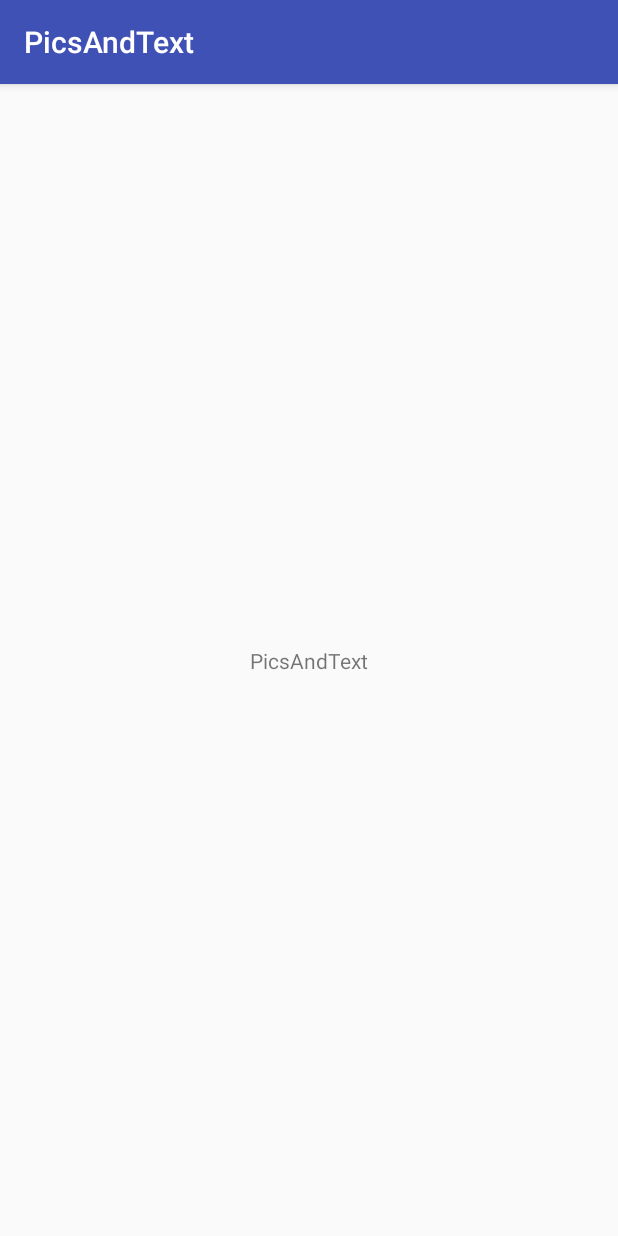
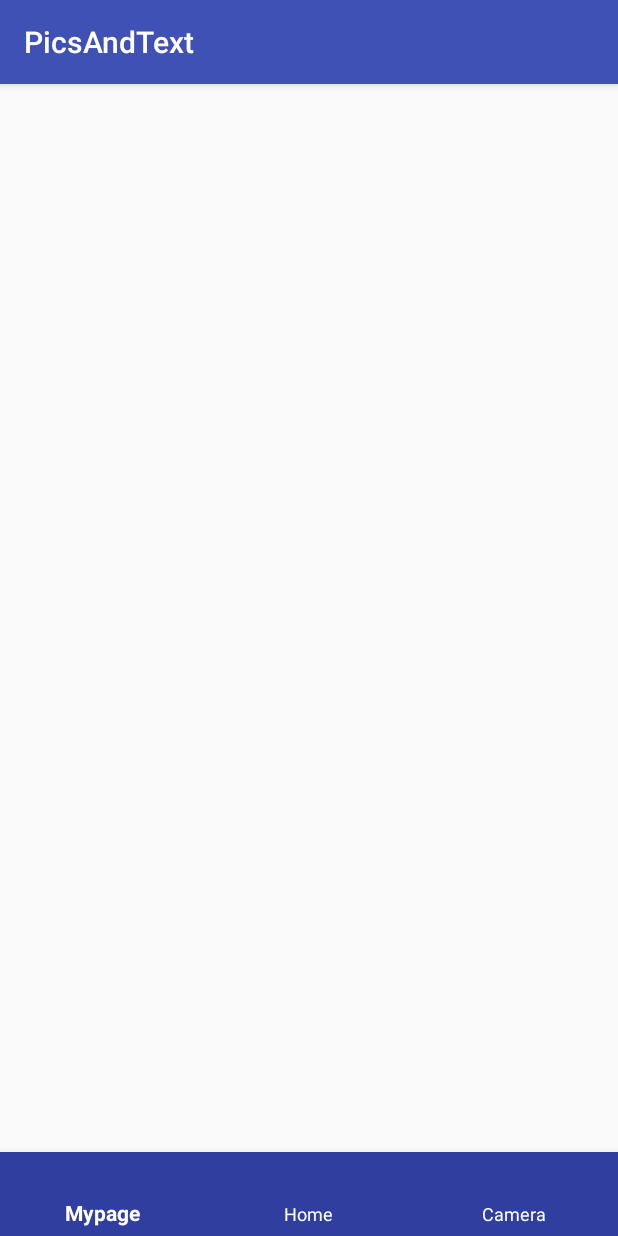
Before and after one commit to devFallingstar/Gachon-Hackthon-2018, an Android app: the HomeActivity screen opened directly, with no data from a screen before it, on a phone screen of 412 x 824 dp. Run offline under Robolectric (Android 15) with nearby library versions, the phone set to English and light mode, and no system bars.

Commit message:
main_ui
home activity fragments and mypage

```diff
--- a/Gachonhackerthon2018/app/src/main/java/com/devfallingstar/gachonhackerthon2018/ui/home/main/HomeActivity.java
+++ b/Gachonhackerthon2018/app/src/main/java/com/devfallingstar/gachonhackerthon2018/ui/home/main/HomeActivity.java
@@ -1,21 +1,66 @@
 package com.devfallingstar.gachonhackerthon2018.ui.home.main;
 
+import android.graphics.Camera;
+import android.net.Uri;
 import android.os.Bundle;
+import android.support.annotation.NonNull;
+import android.support.design.widget.BottomNavigationView;
+import android.support.v4.app.Fragment;
+import android.support.v4.app.FragmentTransaction;
+import android.view.MenuItem;
 
 import com.devfallingstar.gachonhackerthon2018.R;
 import com.devfallingstar.gachonhackerthon2018.basic.activities.BasicActivity;
 import com.devfallingstar.gachonhackerthon2018.basic.intefaces.ui.BasicActivityInterface;
+import com.devfallingstar.gachonhackerthon2018.ui.home.main.fragment.CameraFragment;
+import com.devfallingstar.gachonhackerthon2018.ui.home.main.fragment.HomeFragment;
+import com.devfallingstar.gachonhackerthon2018.ui.home.main.fragment.MypageFragment;
+import com.devfallingstar.gachonhackerthon2018.ui.mypage.sub.MyArticlesFragment;
+import com.devfallingstar.gachonhackerthon2018.ui.mypage.sub.MyPicturesFragment;
 
-public class HomeActivity extends BasicActivity implements BasicActivityInterface {
-
+public class HomeActivity extends BasicActivity implements BasicActivityInterface,
+        HomeFragment.OnFragmentInteractionListener,
+        CameraFragment.OnFragmentInteractionListener,
+        MypageFragment.OnFragmentInteractionListener,
+        MyPicturesFragment.OnFragmentInteractionListener,
+        MyArticlesFragment.OnFragmentInteractionListener{
+    BottomNavigationView bottomNavigationView;
     @Override
     protected void onCreate(Bundle savedInstanceState) {
         super.onCreate(savedInstanceState);
         setContentView(R.layout.activity_home);
+
+        bottomNavigationView = findViewById(R.id.navigation_view);
+
+        bottomNavigationView.setOnNavigationItemSelectedListener(new BottomNavigationView.OnNavigationItemSelectedListener() {
+            @Override
+            public boolean onNavigationItemSelected(@NonNull MenuItem menuItem) {
+                Fragment selectedFragment = null;
+                switch (menuItem.getItemId()) {
+                    case R.id.navigation_mypage:
+                        selectedFragment = MypageFragment.newInstance("Mypage", "arg3");
+                        break;
+                    case R.id.navigation_home:
+                        selectedFragment = HomeFragment.newInstance("Home", "arg2");
+                        break;
+                    case R.id.navigation_camera:
+                        selectedFragment = CameraFragment.newInstance("Camera", "arg2");
+                        break;
+                }
+                FragmentTransaction transaction = getSupportFragmentManager().beginTransaction();
+                transaction.replace(R.id.frame_container, selectedFragment);
+                transaction.commit();
+                return true;
+            }
+        });
     }
 
     @Override
     public void initializeUI() {
+    }
+    @Override
+    public void onFragmentInteraction(Uri uri){
+        //you can leave it empty
+    }
 
-    }
 }
--- a/Gachonhackerthon2018/app/src/main/java/com/devfallingstar/gachonhackerthon2018/ui/login/main/LoginWithEmailActivity.java
+++ b/Gachonhackerthon2018/app/src/main/java/com/devfallingstar/gachonhackerthon2018/ui/login/main/LoginWithEmailActivity.java
@@ -59,7 +59,7 @@ public class LoginWithEmailActivity extends AppCompatActivity {
                     startActivity(i);
                 }else{
                     Log.e("Error", task.getException().toString());
-                    Toast.makeText(LoginWithEmailActivity.this, task.getException().getMessage(), Toast.LENGTH_SHORT).show();
+                    Toast.makeText(LoginWithEmailActivity.this, task.getException().getMessage(), Toast.LENGTH_LONG).show();
                 }
             }
         });
--- a/Gachonhackerthon2018/app/src/main/res/layout/activity_home.xml
+++ b/Gachonhackerthon2018/app/src/main/res/layout/activity_home.xml
@@ -1,18 +1,28 @@
 <?xml version="1.0" encoding="utf-8"?>
-<android.support.constraint.ConstraintLayout xmlns:android="http://schemas.android.com/apk/res/android"
+<android.support.constraint.ConstraintLayout
+    xmlns:android="http://schemas.android.com/apk/res/android"
     xmlns:app="http://schemas.android.com/apk/res-auto"
     xmlns:tools="http://schemas.android.com/tools"
     android:layout_width="match_parent"
     android:layout_height="match_parent"
     tools:context=".ui.home.main.HomeActivity">
 
-    <TextView
-        android:layout_width="wrap_content"
+    <FrameLayout
+        android:id = "@+id/frame_container"
+        android:layout_width="match_parent"
+        android:layout_height="match_parent"
+        android:animateLayoutChanges="true"/>
+
+    <android.support.design.widget.BottomNavigationView
+        android:id = "@+id/navigation_view"
+        android:layout_width="match_parent"
         android:layout_height="wrap_content"
-        android:text="@string/app_name"
+        android:layout_marginEnd="0dp"
+        android:layout_marginStart="0dp"
         app:layout_constraintBottom_toBottomOf="parent"
         app:layout_constraintLeft_toLeftOf="parent"
         app:layout_constraintRight_toRightOf="parent"
-        app:layout_constraintTop_toTopOf="parent" />
-
+        app:itemBackground="@color/colorPrimaryDark"
+        app:itemTextColor = "#FFFFFF"
+        app:menu="@menu/navigation"/>
 </android.support.constraint.ConstraintLayout>
--- a/Gachonhackerthon2018/app/src/main/res/layout/activity_my_page.xml
+++ b/Gachonhackerthon2018/app/src/main/res/layout/activity_my_page.xml
@@ -5,5 +5,4 @@
     android:layout_width="match_parent"
     android:layout_height="match_parent"
     tools:context=".ui.mypage.main.MyPageActivity">
-
 </android.support.constraint.ConstraintLayout>
--- /dev/null
+++ b/Gachonhackerthon2018/app/src/main/res/menu/navigation.xml
@@ -0,0 +1,12 @@
+<?xml version="1.0" encoding="utf-8"?>
+<menu xmlns:android="http://schemas.android.com/apk/res/android">
+    <item
+        android:id = "@+id/navigation_mypage"
+        android:title = "Mypage"/>
+    <item
+        android:id = "@+id/navigation_home"
+        android:title = "Home"/>
+    <item
+        android:id = "@+id/navigation_camera"
+        android:title = "Camera"/>
+</menu>
```
Also changed, not shown: Gachonhackerthon2018/app/build.gradle (+9 -1 lines), Gachonhackerthon2018/app/src/main/java/com/devfallingstar/gachonhackerthon2018/helper/fragmentadapter/MypagePageAdapter.java (added, +40 -0 lines), Gachonhackerthon2018/app/src/main/java/com/devfallingstar/gachonhackerthon2018/ui/home/main/fragment/HomeFragment.java (added, +110 -0 lines), Gachonhackerthon2018/app/src/main/java/com/devfallingstar/gachonhackerthon2018/ui/home/main/fragment/MypageFragment.java (added, +130 -0 lines), Gachonhackerthon2018/app/src/main/java/com/devfallingstar/gachonhackerthon2018/ui/login/main/LoginActivity.java (+14 -2 lines), Gachonhackerthon2018/app/src/main/res/layout/activity_launcher.xml (+17 -3 lines), Gachonhackerthon2018/app/src/main/res/layout/fragment_camera.xml (added, +13 -0 lines), Gachonhackerthon2018/app/src/main/res/layout/fragment_home.xml (added, +12 -0 lines), Gachonhackerthon2018/app/src/main/res/layout/fragment_mypage.xml (added, +59 -0 lines), Gachonhackerthon2018/app/src/main/res/values/strings.xml (+4 -4 lines), Gachonhackerthon2018/app/src/main/res/drawable/cat1.png (added).
